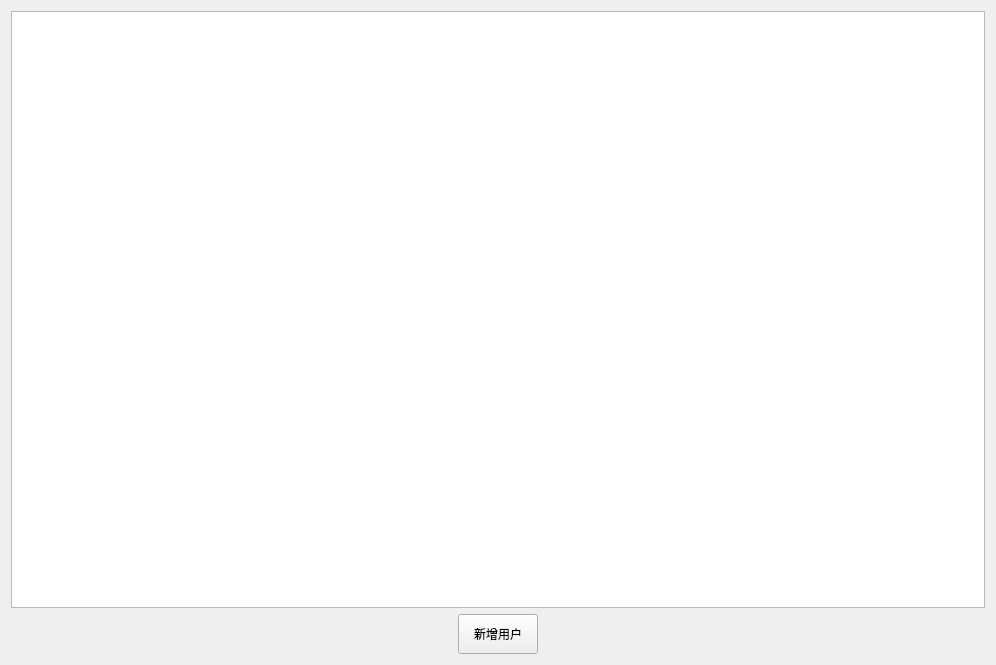
Old version of the form ui/layout/UI_UsersPage.ui in the repository Zdh-501/OCRQt.
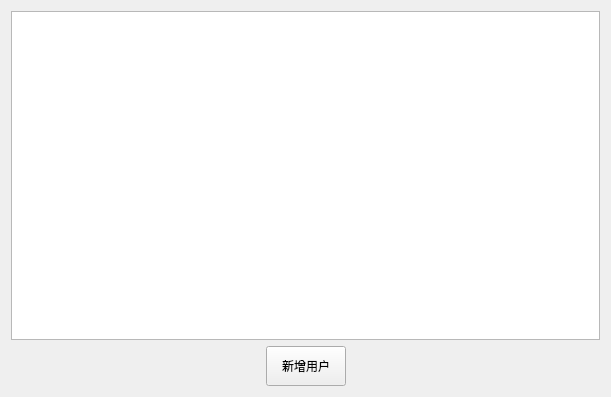
New version of the form.

```diff
--- a/ui/layout/UI_UsersPage.ui
+++ b/ui/layout/UI_UsersPage.ui
@@ -6,8 +6,8 @@
    <rect>
     <x>0</x>
     <y>0</y>
-    <width>996</width>
-    <height>665</height>
+    <width>611</width>
+    <height>397</height>
    </rect>
   </property>
   <property name="windowTitle">
```
